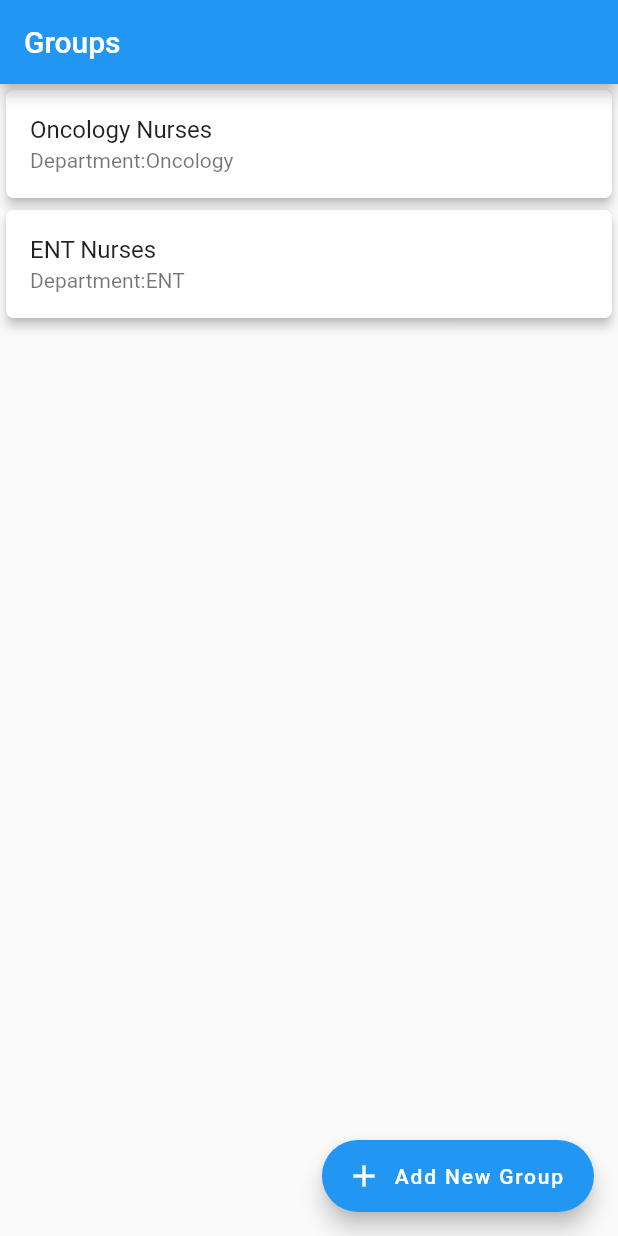
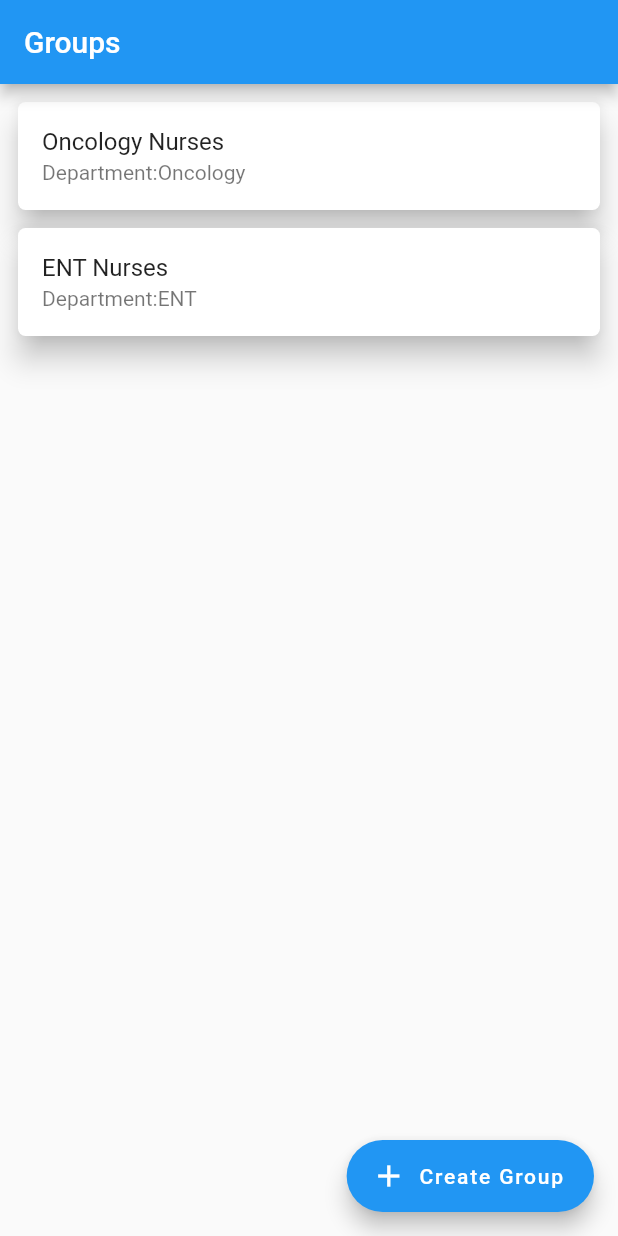
Before and after one commit to Sharan-ayush08/duty_managment2, a Flutter app: the screen it shows after launch, on a phone screen of 412 x 824 dp. Run offline on Flutter 3.47's test engine with Material 2 defaults, Android fonts, the phone set to English and light mode, and no system bars.

Commit message:
added InkWell edited margin for card

```diff
--- a/lib/screens/view_groups.dart
+++ b/lib/screens/view_groups.dart
@@ -19,9 +19,9 @@ class ViewGroupsPage extends StatelessWidget {
       floatingActionButton: FloatingActionButton.extended(
         icon: Icon(Icons.add),
         onPressed: () {
-          _showInformationDialog(context);
+          _createNewGroup(context);
         },
-        label: Text("Add New Group"),
+        label: Text("Create Group"),
       ),
       body: myGroups.isEmpty
           ? Center(
@@ -32,10 +32,12 @@ class ViewGroupsPage extends StatelessWidget {
               itemCount: myGroups.length,
               itemBuilder: (BuildContext ctx, int index) {
                 return Card(
-                  shadowColor: Colors.black,
+                  margin: EdgeInsets.fromLTRB(12, 12, 12, 0),
                   shape: RoundedRectangleBorder(
                       borderRadius: BorderRadius.circular(5)),
-                  elevation: 3,
+                  elevation: 8,
+                  child: InkWell(
+                    onTap: () {},
                     child: Column(
                       children: <ListTile>[
                         ListTile(
@@ -45,12 +47,13 @@ class ViewGroupsPage extends StatelessWidget {
                         )
                       ],
                     ),
+                  ),
                 );
               }),
     );
   }
 
-  _showInformationDialog(BuildContext context) {
+  _createNewGroup(BuildContext context) {
     return showDialog(
       context: context,
       builder: (context) {
```
Lines whose indentation alone changed are shown as unchanged.
